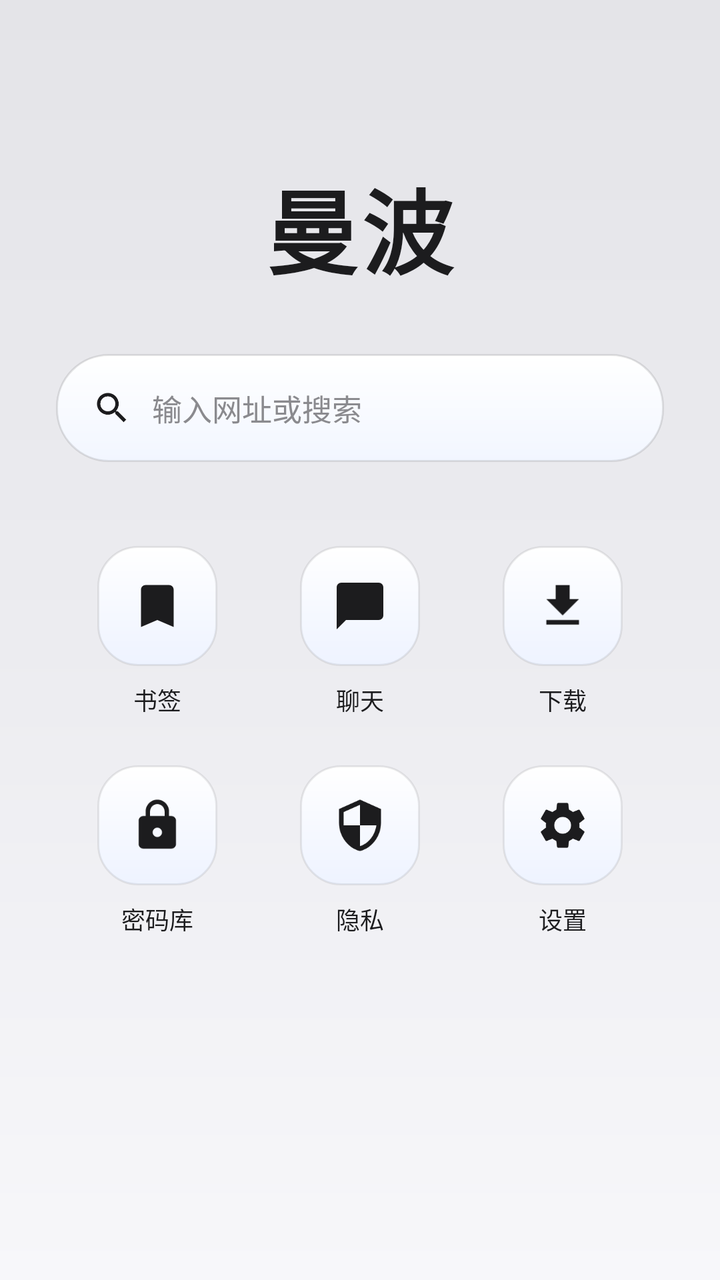
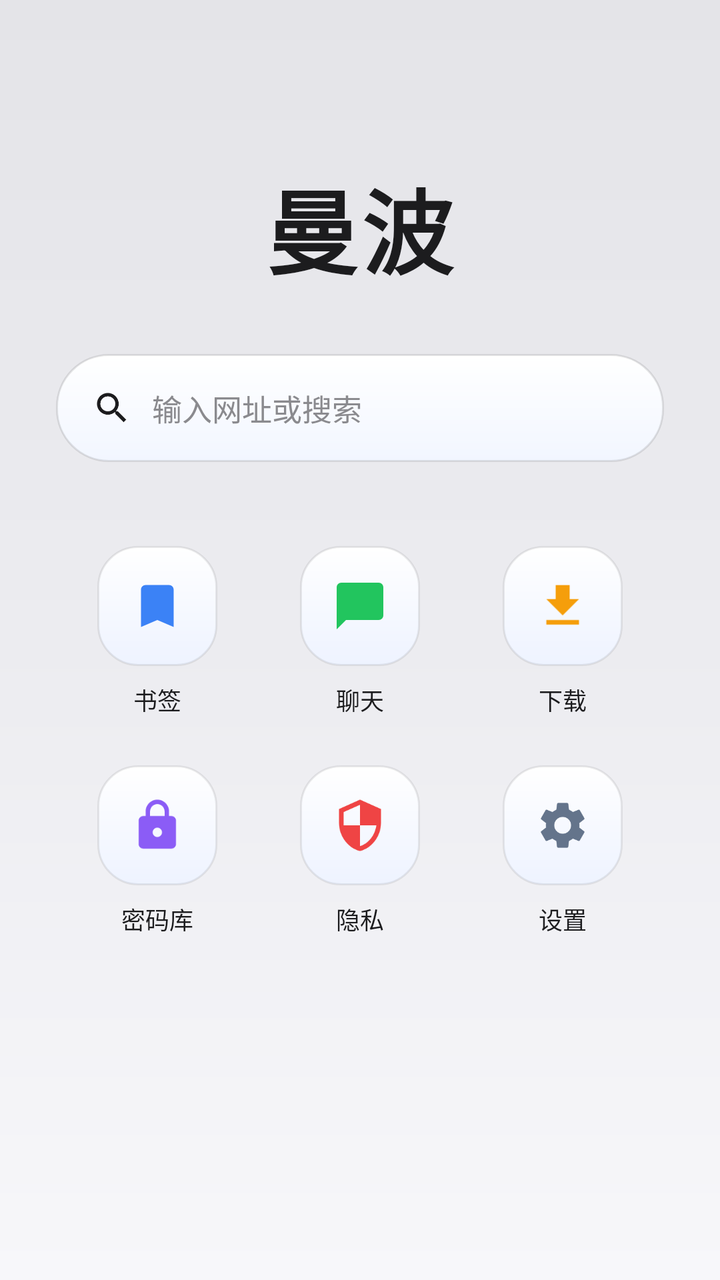

The first picture is an Android layout as it rendered before a commit; the second is the same layout after the commit. The layout source and the unified diff follow.
<!-- AndroidManifest.xml: application theme AppTheme -->
<!-- res/layout/activity_main.xml -->
<?xml version="1.0" encoding="utf-8"?>
<FrameLayout xmlns:android="http://schemas.android.com/apk/res/android"
    android:id="@+id/root_container"
    android:layout_width="match_parent"
    android:layout_height="match_parent"
    android:fitsSystemWindows="true"
    android:background="@color/bg">

    <LinearLayout
        android:id="@+id/root"
        android:layout_width="match_parent"
        android:layout_height="match_parent"
        android:orientation="vertical"
        android:background="@color/bg">

        <LinearLayout
            android:id="@+id/address_bar"
            android:layout_width="match_parent"
            android:layout_height="wrap_content"
            android:orientation="horizontal"
            android:gravity="center_vertical"
            android:background="@drawable/bg_top_bar"
            android:paddingStart="6dp"
            android:paddingEnd="6dp"
            android:paddingTop="10dp"
            android:paddingBottom="10dp">

            <ImageButton
                android:id="@+id/btn_back"
                style="@style/GlassIconButton"
                android:src="@drawable/ic_back"
                android:contentDescription="@string/back" />

            <LinearLayout
                android:layout_width="0dp"
                android:layout_height="46dp"
                android:layout_weight="1"
                android:layout_marginStart="4dp"
                android:layout_marginEnd="4dp"
                android:gravity="center_vertical"
                android:background="@drawable/bg_url_bar"
                android:paddingStart="14dp"
                android:paddingEnd="14dp">

                <ImageView
                    android:layout_width="18dp"
                    android:layout_height="18dp"
                    android:src="@drawable/ic_search"
                    android:tint="@color/text_secondary"
                    android:contentDescription="@null" />

                <EditText
                    android:id="@+id/url_bar"
                    android:layout_width="0dp"
                    android:layout_height="match_parent"
                    android:layout_weight="1"
                    android:layout_marginStart="8dp"
                    android:hint="@string/hint_url"
                    android:textSize="15sp"
                    android:textColor="@color/text"
                    android:textColorHint="@color/text_secondary"
                    android:background="@null"
                    android:singleLine="true"
                    android:imeOptions="actionGo"
                    android:inputType="textUri"
                    android:importantForAutofill="no" />
            </LinearLayout>

            <ImageButton
                android:id="@+id/btn_menu"
                style="@style/GlassIconButton"
                android:src="@drawable/ic_more"
                android:contentDescription="@string/settings" />
        </LinearLayout>

        <ProgressBar
            android:id="@+id/progress"
            style="?android:attr/progressBarStyleHorizontal"
            android:layout_width="match_parent"
            android:layout_height="2dp"
            android:max="100"
            android:progressTint="@color/primary" />

        <WebView
            android:id="@+id/webview"
            android:layout_width="match_parent"
            android:layout_height="0dp"
            android:layout_weight="1" />

        <LinearLayout
            android:id="@+id/toolbar"
            android:layout_width="match_parent"
            android:layout_height="wrap_content"
            android:orientation="horizontal"
            android:gravity="center_vertical"
            android:background="@drawable/bg_bottom_bar"
            android:paddingTop="8dp"
            android:paddingBottom="8dp">

            <ImageButton
                android:id="@+id/btn_forward"
                style="@style/GlassIconButton"
                android:layout_width="0dp"
                android:layout_weight="1"
                android:src="@drawable/ic_forward"
                android:contentDescription="@string/forward" />

            <ImageButton
                android:id="@+id/btn_refresh"
                style="@style/GlassIconButton"
                android:layout_width="0dp"
                android:layout_weight="1"
                android:src="@drawable/ic_refresh"
                android:contentDescription="@string/refresh" />

            <ImageButton
                android:id="@+id/btn_home"
                style="@style/GlassIconButton"
                android:layout_width="0dp"
                android:layout_weight="1"
                android:src="@drawable/ic_home"
                android:contentDescription="@string/home" />

            <ImageButton
                android:id="@+id/btn_star"
                style="@style/GlassIconButton"
                android:layout_width="0dp"
                android:layout_weight="1"
                android:src="@drawable/ic_star"
                android:contentDescription="@string/add_bookmark" />
        </LinearLayout>
    </LinearLayout>

    <ScrollView
        android:id="@+id/home_view"
        android:layout_width="match_parent"
        android:layout_height="match_parent"
        android:fillViewport="true"
        android:background="@drawable/bg_home">

        <LinearLayout
            android:layout_width="match_parent"
            android:layout_height="wrap_content"
            android:orientation="vertical"
            android:gravity="center_horizontal"
            android:paddingStart="28dp"
            android:paddingEnd="28dp"
            android:paddingTop="80dp"
            android:paddingBottom="40dp">

            <TextView
                android:id="@+id/home_logo"
                android:layout_width="wrap_content"
                android:layout_height="wrap_content"
                android:text="@string/app_name"
                android:textColor="@color/primary"
                android:textSize="46sp"
                android:textStyle="bold"
                android:letterSpacing="0.04" />

            <LinearLayout
                android:layout_width="match_parent"
                android:layout_height="54dp"
                android:layout_marginTop="30dp"
                android:orientation="horizontal"
                android:gravity="center_vertical"
                android:background="@drawable/bg_home_search"
                android:paddingStart="18dp"
                android:paddingEnd="18dp"
                android:elevation="2dp">

                <ImageView
                    android:layout_width="20dp"
                    android:layout_height="20dp"
                    android:src="@drawable/ic_search"
                    android:tint="@color/primary"
                    android:contentDescription="@null" />

                <EditText
                    android:id="@+id/home_search"
                    android:layout_width="0dp"
                    android:layout_height="match_parent"
                    android:layout_weight="1"
                    android:layout_marginStart="10dp"
                    android:hint="@string/hint_url"
                    android:textSize="15sp"
                    android:textColor="@color/text"
                    android:textColorHint="@color/text_secondary"
                    android:background="@null"
                    android:singleLine="true"
                    android:imeOptions="actionGo"
                    android:inputType="textUri"
                    android:importantForAutofill="no" />
            </LinearLayout>

            <LinearLayout
                android:layout_width="match_parent"
                android:layout_height="wrap_content"
                android:layout_marginTop="36dp"
                android:orientation="horizontal">

                <LinearLayout
                    android:id="@+id/home_book"
                    android:layout_width="0dp"
                    android:layout_height="wrap_content"
                    android:layout_weight="1"
                    android:orientation="vertical"
                    android:gravity="center"
                    android:padding="6dp">

                    <ImageView
                        android:layout_width="60dp"
                        android:layout_height="60dp"
                        android:padding="16dp"
                        android:src="@drawable/ic_bookmark"
                        android:tint="@color/primary"
                        android:background="@drawable/bg_home_icon"
                        android:elevation="2dp"
                        android:contentDescription="@string/bookmarks" />

                    <TextView
                        android:layout_width="wrap_content"
                        android:layout_height="wrap_content"
                        android:text="@string/bookmarks"
                        android:textColor="@color/text"
                        android:textSize="12sp"
                        android:layout_marginTop="8dp" />
                </LinearLayout>

                <LinearLayout
                    android:id="@+id/home_chat"
                    android:layout_width="0dp"
                    android:layout_height="wrap_content"
                    android:layout_weight="1"
                    android:orientation="vertical"
                    android:gravity="center"
                    android:padding="6dp">

                    <ImageView
                        android:layout_width="60dp"
                        android:layout_height="60dp"
                        android:padding="16dp"
                        android:src="@drawable/ic_chat"
                        android:tint="@color/primary"
                        android:background="@drawable/bg_home_icon"
                        android:elevation="2dp"
                        android:contentDescription="@string/chat" />

                    <TextView
                        android:layout_width="wrap_content"
                        android:layout_height="wrap_content"
                        android:text="@string/chat"
                        android:textColor="@color/text"
                        android:textSize="12sp"
                        android:layout_marginTop="8dp" />
                </LinearLayout>

                <LinearLayout
                    android:id="@+id/home_download"
                    android:layout_width="0dp"
                    android:layout_height="wrap_content"
                    android:layout_weight="1"
                    android:orientation="vertical"
                    android:gravity="center"
                    android:padding="6dp">

                    <ImageView
                        android:layout_width="60dp"
                        android:layout_height="60dp"
                        android:padding="16dp"
                        android:src="@drawable/ic_download"
                        android:tint="@color/primary"
                        android:background="@drawable/bg_home_icon"
                        android:elevation="2dp"
                        android:contentDescription="@string/download" />

                    <TextView
                        android:layout_width="wrap_content"
                        android:layout_height="wrap_content"
                        android:text="@string/download"
                        android:textColor="@color/text"
                        android:textSize="12sp"
                        android:layout_marginTop="8dp" />
                </LinearLayout>
            </LinearLayout>

            <LinearLayout
                android:layout_width="match_parent"
                android:layout_height="wrap_content"
                android:layout_marginTop="12dp"
                android:orientation="horizontal">

                <LinearLayout
                    android:id="@+id/home_password"
                    android:layout_width="0dp"
                    android:layout_height="wrap_content"
                    android:layout_weight="1"
                    android:orientation="vertical"
                    android:gravity="center"
                    android:padding="6dp">

                    <ImageView
                        android:layout_width="60dp"
                        android:layout_height="60dp"
                        android:padding="16dp"
                        android:src="@drawable/ic_lock"
                        android:tint="@color/primary"
                        android:background="@drawable/bg_home_icon"
                        android:elevation="2dp"
                        android:contentDescription="@string/password_vault" />

                    <TextView
                        android:layout_width="wrap_content"
                        android:layout_height="wrap_content"
                        android:text="@string/password_vault"
                        android:textColor="@color/text"
                        android:textSize="12sp"
                        android:layout_marginTop="8dp" />
                </LinearLayout>

                <LinearLayout
                    android:id="@+id/home_private"
                    android:layout_width="0dp"
                    android:layout_height="wrap_content"
                    android:layout_weight="1"
                    android:orientation="vertical"
                    android:gravity="center"
                    android:padding="6dp">

                    <ImageView
                        android:layout_width="60dp"
                        android:layout_height="60dp"
                        android:padding="16dp"
                        android:src="@drawable/ic_shield"
                        android:tint="@color/primary"
                        android:background="@drawable/bg_home_icon"
                        android:elevation="2dp"
                        android:contentDescription="@string/private_mode" />

                    <TextView
                        android:layout_width="wrap_content"
                        android:layout_height="wrap_content"
                        android:text="@string/private_mode"
                        android:textColor="@color/text"
                        android:textSize="12sp"
                        android:layout_marginTop="8dp" />
                </LinearLayout>

                <LinearLayout
                    android:id="@+id/home_settings"
                    android:layout_width="0dp"
                    android:layout_height="wrap_content"
                    android:layout_weight="1"
                    android:orientation="vertical"
                    android:gravity="center"
                    android:padding="6dp">

                    <ImageView
                        android:layout_width="60dp"
                        android:layout_height="60dp"
                        android:padding="16dp"
                        android:src="@drawable/ic_settings"
                        android:tint="@color/primary"
                        android:background="@drawable/bg_home_icon"
                        android:elevation="2dp"
                        android:contentDescription="@string/settings" />

                    <TextView
                        android:layout_width="wrap_content"
                        android:layout_height="wrap_content"
                        android:text="@string/settings"
                        android:textColor="@color/text"
                        android:textSize="12sp"
                        android:layout_marginTop="8dp" />
                </LinearLayout>
            </LinearLayout>
        </LinearLayout>
    </ScrollView>
</FrameLayout>
<!-- resources referenced by this layout -->
<resources>
  <color name="bg">#ECECF0</color>
  <color name="primary">#1C1C1E</color>
  <color name="text">#1C1C1E</color>
  <color name="text_secondary">#8A8A8E</color>
  <!-- drawable bg_bottom_bar (drawable) -->
  <?xml version="1.0" encoding="utf-8"?>
  <shape xmlns:android="http://schemas.android.com/apk/res/android"
      android:shape="rectangle">
      <solid android:color="#F2FFFFFF" />
      <corners
          android:topLeftRadius="22dp"
          android:topRightRadius="22dp" />
      <stroke
          android:width="1dp"
          android:color="#14000000" />
  </shape>
  <!-- drawable bg_home (drawable) -->
  <?xml version="1.0" encoding="utf-8"?>
  <shape xmlns:android="http://schemas.android.com/apk/res/android"
      android:shape="rectangle">
      <gradient
          android:startColor="#E4E4E8"
          android:centerColor="#ECECF0"
          android:endColor="#F7F7FA"
          android:angle="270" />
  </shape>
  <!-- drawable bg_url_bar (drawable) -->
  <?xml version="1.0" encoding="utf-8"?>
  <shape xmlns:android="http://schemas.android.com/apk/res/android"
      android:shape="rectangle">
      <solid android:color="#E6FFFFFF" />
      <corners android:radius="24dp" />
      <stroke
          android:width="1dp"
          android:color="#1A000000" />
  </shape>
  <!-- drawable ic_back (drawable) -->
  <vector xmlns:android="http://schemas.android.com/apk/res/android"
      android:width="24dp"
      android:height="24dp"
      android:viewportWidth="24"
      android:viewportHeight="24">
      <path
          android:fillColor="#FF000000"
          android:pathData="M20,11H7.83l5.59,-5.59L12,4l-8,8 8,8 1.41,-1.41L7.83,13H20v-2z" />
  </vector>
  <!-- drawable ic_bookmark (drawable) -->
  <vector xmlns:android="http://schemas.android.com/apk/res/android"
      android:width="24dp"
      android:height="24dp"
      android:viewportWidth="24"
      android:viewportHeight="24">
      <path
          android:fillColor="#000000"
          android:pathData="M17,3H7c-1.1,0 -2,0.9 -2,2v16l7,-3 7,3V5c0,-1.1 -0.9,-2 -2,-2z" />
  </vector>
  <!-- drawable ic_chat (drawable) -->
  <vector xmlns:android="http://schemas.android.com/apk/res/android"
      android:width="24dp"
      android:height="24dp"
      android:viewportWidth="24"
      android:viewportHeight="24">
      <path
          android:fillColor="#000000"
          android:pathData="M20,2H4c-1.1,0 -1.99,0.9 -1.99,2L2,22l4,-4h14c1.1,0 2,-0.9 2,-2V4c0,-1.1 -0.9,-2 -2,-2z" />
  </vector>
  <!-- drawable ic_download (drawable) -->
  <vector xmlns:android="http://schemas.android.com/apk/res/android"
      android:width="24dp"
      android:height="24dp"
      android:viewportWidth="24"
      android:viewportHeight="24">
      <path
          android:fillColor="#000000"
          android:pathData="M19,9h-4V3H9v6H5l7,7 7,-7zM5,18v2h14v-2H5z" />
  </vector>
  <!-- drawable ic_forward (drawable) -->
  <vector xmlns:android="http://schemas.android.com/apk/res/android"
      android:width="24dp"
      android:height="24dp"
      android:viewportWidth="24"
      android:viewportHeight="24">
      <path
          android:fillColor="#FF000000"
          android:pathData="M12,4l-1.41,1.41L16.17,11H4v2h12.17l-5.58,5.59L12,20l8,-8z" />
  </vector>
  <!-- drawable ic_home (drawable) -->
  <vector xmlns:android="http://schemas.android.com/apk/res/android"
      android:width="24dp"
      android:height="24dp"
      android:viewportWidth="24"
      android:viewportHeight="24">
      <path
          android:fillColor="#FF000000"
          android:pathData="M10,20v-6h4v6h5v-8h3L12,3 2,12h3v8z" />
  </vector>
  <string name="add_bookmark">添加书签</string>
  <string name="app_name">曼波</string>
  <string name="back">后退</string>
  <string name="bookmarks">书签</string>
  <string name="chat">聊天</string>
  <string name="download">下载</string>
  <string name="forward">前进</string>
  <string name="hint_url">输入网址或搜索</string>
  <string name="home">主页</string>
  <string name="password_vault">密码库</string>
  <string name="private_mode">隐私</string>
  <string name="refresh">刷新</string>
  <string name="settings">设置</string>
  <color name="primary_dark">#000000</color>
  <!-- unchanged entries left out for length: 12 -->
</resources>

<!-- the commit's change to res/layout/activity_main.xml (unified diff, before → after) -->
@@ -213,7 +213,7 @@
                         android:layout_height="60dp"
                         android:padding="16dp"
                         android:src="@drawable/ic_bookmark"
-                        android:tint="@color/primary"
+                        android:tint="#3B82F6"
                         android:background="@drawable/bg_home_icon"
                         android:elevation="2dp"
                         android:contentDescription="@string/bookmarks" />
@@ -241,7 +241,7 @@
                         android:layout_height="60dp"
                         android:padding="16dp"
                         android:src="@drawable/ic_chat"
-                        android:tint="@color/primary"
+                        android:tint="#22C55E"
                         android:background="@drawable/bg_home_icon"
                         android:elevation="2dp"
                         android:contentDescription="@string/chat" />
@@ -269,7 +269,7 @@
                         android:layout_height="60dp"
                         android:padding="16dp"
                         android:src="@drawable/ic_download"
-                        android:tint="@color/primary"
+                        android:tint="#F59E0B"
                         android:background="@drawable/bg_home_icon"
                         android:elevation="2dp"
                         android:contentDescription="@string/download" />
@@ -304,7 +304,7 @@
                         android:layout_height="60dp"
                         android:padding="16dp"
                         android:src="@drawable/ic_lock"
-                        android:tint="@color/primary"
+                        android:tint="#8B5CF6"
                         android:background="@drawable/bg_home_icon"
                         android:elevation="2dp"
                         android:contentDescription="@string/password_vault" />
@@ -332,7 +332,7 @@
                         android:layout_height="60dp"
                         android:padding="16dp"
                         android:src="@drawable/ic_shield"
-                        android:tint="@color/primary"
+                        android:tint="#EF4444"
                         android:background="@drawable/bg_home_icon"
                         android:elevation="2dp"
                         android:contentDescription="@string/private_mode" />
@@ -360,7 +360,7 @@
                         android:layout_height="60dp"
                         android:padding="16dp"
                         android:src="@drawable/ic_settings"
-                        android:tint="@color/primary"
+                        android:tint="#64748B"
                         android:background="@drawable/bg_home_icon"
                         android:elevation="2dp"
                         android:contentDescription="@string/settings" />
